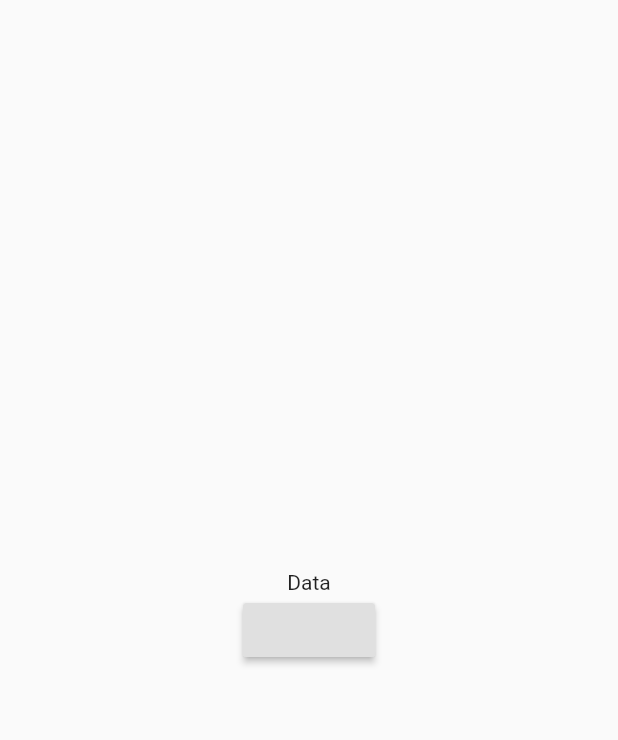
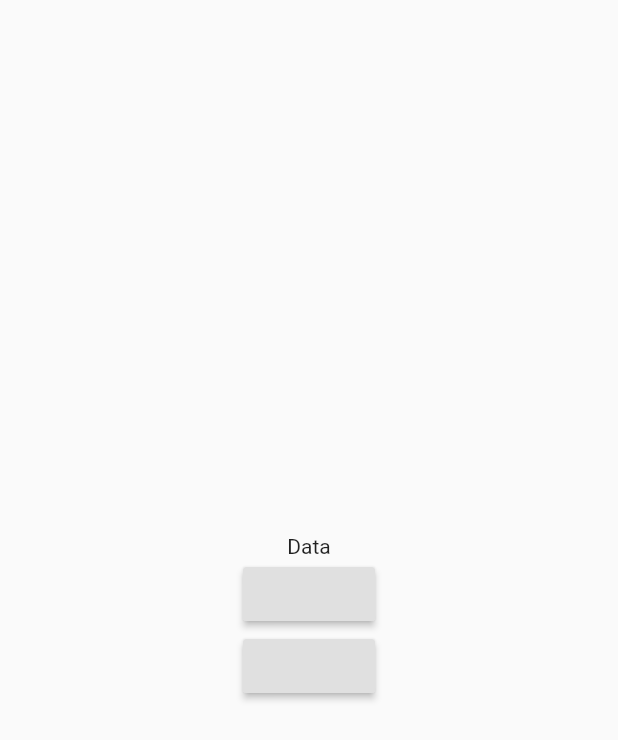
Before and after one commit to IshtiaqAhmadRion/provider_test, a Flutter app: the screen it shows after launch, on a phone screen of 412 x 824 dp. Shown: the top 740 px of the screen. Run offline on Flutter 3.47's test engine with Material 2 defaults, Android fonts, the phone set to English and light mode, and no system bars.

Commit message:
Update main.dart

```diff
--- a/lib/main.dart
+++ b/lib/main.dart
@@ -42,6 +42,10 @@ class _HomePageState extends State<HomePage> {
               // ignore: deprecated_member_use
               RaisedButton(onPressed: (){
 
+              }),
+               // ignore: deprecated_member_use
+               RaisedButton(onPressed: (){
+
               })
             ],
           ),
```
